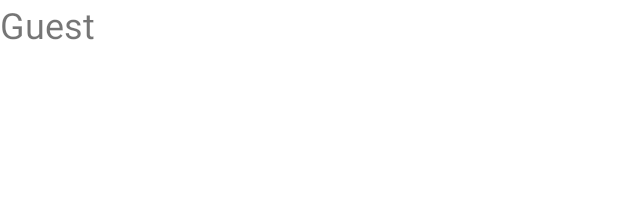
After one commit to joaoholandaa/guests-app, an Android app: the layout row_guest.xml on its own in the app's theme, with its tools: preview values and no code run, on a phone screen of 412 x 824 dp. The commit adds this screen. Shown: the top 203 px of the screen. Run offline under Robolectric (Android 15) with nearby library versions, the phone set to English and light mode, and no system bars.

Commit message:
feat: Add guest list with RecyclerView

```diff
--- /dev/null
+++ b/app/src/main/res/layout/row_guest.xml
@@ -0,0 +1,14 @@
+<?xml version="1.0" encoding="utf-8"?>
+<LinearLayout xmlns:android="http://schemas.android.com/apk/res/android"
+    android:layout_width="match_parent"
+    android:layout_height="match_parent"
+    android:orientation="vertical">
+
+    <TextView
+        android:id="@+id/text_name"
+        android:layout_width="wrap_content"
+        android:layout_height="wrap_content"
+        android:text="Guest"
+        android:textSize="24sp" />
+
+</LinearLayout>
```
Also changed, not shown: app/src/main/java/com/holandadev/guests/view/AllGuestsFragment.kt (+13 -5 lines), app/src/main/java/com/holandadev/guests/view/adapter/GuestsAdapter.kt (added, +31 -0 lines), app/src/main/java/com/holandadev/guests/view/viewholder/GuestViewHolder.kt (added, +13 -0 lines), app/src/main/res/layout/fragment_all_guests.xml (+10 -0 lines).
